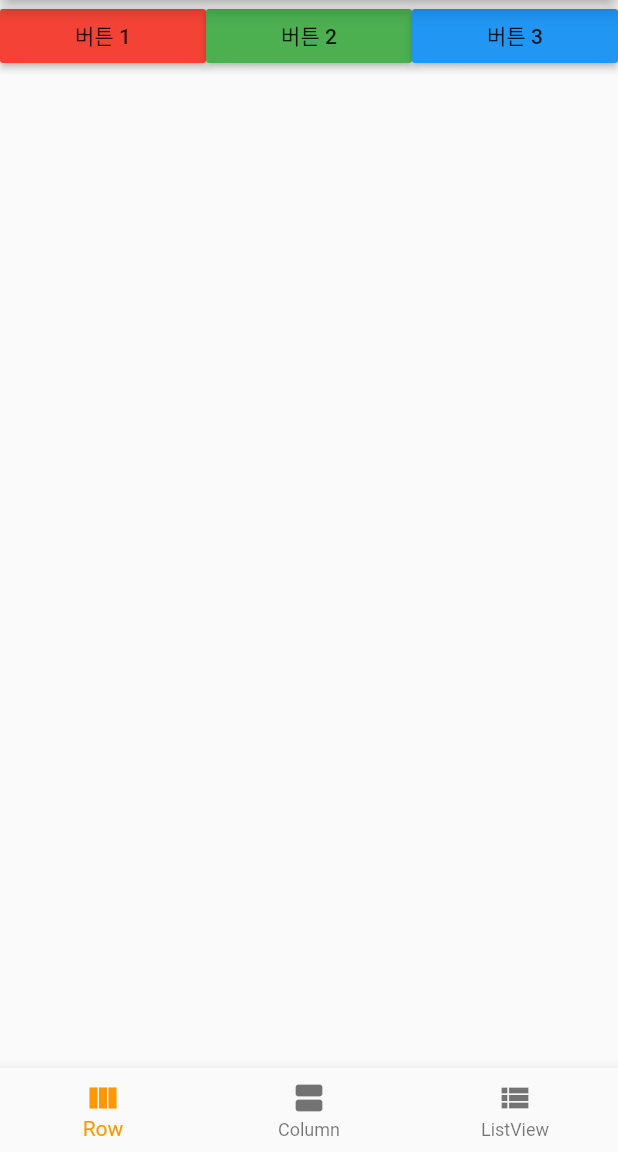
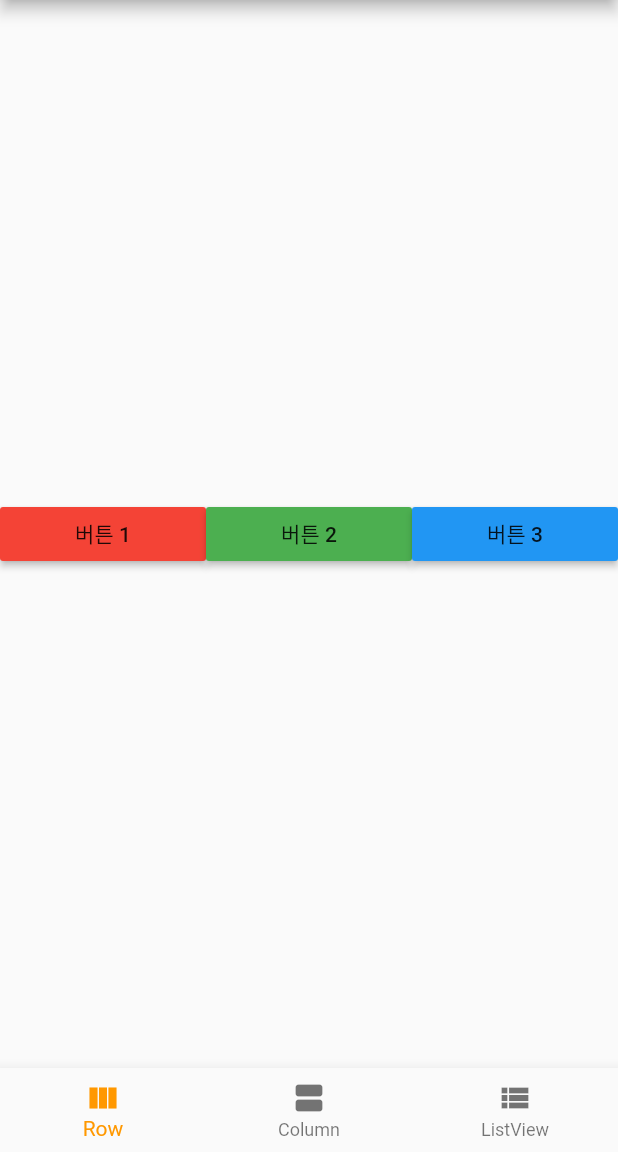
Before and after one commit to OOGEE/Flutter, a Flutter app: the screen it shows after launch, after a tap on "버튼 1", on a phone screen of 412 x 824 dp, the part 84-1236 px from its top. Run offline on Flutter 3.47's test engine with Material 2 defaults, Android fonts, the phone set to English and light mode, and no system bars.

Commit message:
Update flutter_tabbar_bottom_plus

```diff
--- a/flutter_TabBar/flutter_tabbar_bottom_plus/lib/MainPage.dart
+++ b/flutter_TabBar/flutter_tabbar_bottom_plus/lib/MainPage.dart
@@ -1,9 +1,5 @@
 import 'package:flutter/cupertino.dart';
 import 'package:flutter/material.dart';
-
-import './Row_Page.dart';
-import './Column_Page.dart';
-import './ListView_Page.dart';
 
 class MainPage extends StatefulWidget {
   @override
@@ -16,7 +12,33 @@ class Main extends State<MainPage> {
   final TextController = TextEditingController();
   String TextString = "";
 
-  List<Widget> _widgets = <Widget> [Row_Page(), Column_Page(), ListView_Page()];
+  List<Widget> _widgets = <Widget>[
+    Row(
+      children: [
+        Expanded(
+          child: RaisedButton(
+            child: Text("버튼 1"),
+            color: Colors.red,
+            onPressed: () {},
+          ),
+        ),
+        Expanded(
+          child: RaisedButton(
+            child: Text("버튼 2"),
+            color: Colors.green,
+            onPressed: () {},
+          ),
+        ),
+        Expanded(
+          child: RaisedButton(
+            child: Text("버튼 3"),
+            color: Colors.blue,
+            onPressed: () {},
+          ),
+        ),
+      ],
+    ),
+  ];
 
   @override
   Widget build(BuildContext context) {
@@ -25,7 +47,7 @@ class Main extends State<MainPage> {
         title: Text("Bottom TabBar"),
       ),
       body: Center(
-        child: _widgets.elementAt(Index),
+        child: _widgets[0],
       ),
       bottomNavigationBar: BottomNavigationBar(
         items: [
@@ -52,6 +74,111 @@ class Main extends State<MainPage> {
   void _onTap(int index) {
     setState(() {
       Index = index;
+      if (Index == 0) {
+        _widgets = [
+          Row(
+            children: [
+              Expanded(
+                child: RaisedButton(
+                  child: Text("버튼 1"),
+                  color: Colors.red,
+                  onPressed: () {},
+                ),
+              ),
+              Expanded(
+                child: RaisedButton(
+                  child: Text("버튼 2"),
+                  color: Colors.green,
+                  onPressed: () {},
+                ),
+              ),
+              Expanded(
+                child: RaisedButton(
+                  child: Text("버튼 3"),
+                  color: Colors.blue,
+                  onPressed: () {},
+                ),
+              ),
+            ],
+          ),
+        ];
+      }
+      else if (Index == 1) {
+        _widgets = [
+          Column(
+            children: [
+              TextField(
+                controller: TextController,
+              ),
+              RaisedButton(
+                child: Text("버튼"),
+                onPressed: () {
+                  setState(() {
+                    TextString = TextController.text;
+                    _onTap(1);
+                  });
+                },
+              ),
+              Text(TextString),
+            ],
+          ),
+        ];
+      }
+      else if (Index == 2) {
+        _widgets = [
+          ListView(
+            children: [
+              Container(
+                height: 300,
+                child: RaisedButton(
+                  child: Text("버튼 1"),
+                  onPressed: () {},
+                ),
+              ),
+              Container(
+                margin: EdgeInsets.only(top: 10),
+                height: 300,
+                child: RaisedButton(
+                  child: Text("버튼 2"),
+                  onPressed: () {},
+                ),
+              ),
+              Container(
+                margin: EdgeInsets.only(top: 10),
+                height: 300,
+                child: RaisedButton(
+                  child: Text("버튼 3"),
+                  onPressed: () {},
+                ),
+              ),
+              Container(
+                margin: EdgeInsets.only(top: 10),
+                height: 300,
+                child: RaisedButton(
+                  child: Text("버튼 4"),
+                  onPressed: () {},
+                ),
+              ),
+              Container(
+                margin: EdgeInsets.only(top: 10),
+                height: 300,
+                child: RaisedButton(
+                  child: Text("버튼 5"),
+                  onPressed: () {},
+                ),
+              ),
+              Container(
+                margin: EdgeInsets.only(top: 10),
+                height: 300,
+                child: RaisedButton(
+                  child: Text("버튼 6"),
+                  onPressed: () {},
+                ),
+              ),
+            ],
+          ),
+        ];
+      }
     });
   }
 }
--- a/flutter_TabBar/flutter_tabbar_bottom_plus/lib/Row_Page.dart
+++ /dev/null
@@ -1,40 +0,0 @@
-import 'package:flutter/cupertino.dart';
-import 'package:flutter/material.dart';
-
-class Row_Page extends StatefulWidget {
-  @override
-  _Row createState() => _Row();
-}
-
-class _Row extends State<Row_Page>{
-  @override
-  Widget build(BuildContext context) {
-    return Scaffold(
-      body: Row(
-        children: [
-          Expanded(
-            child: RaisedButton(
-              child: Text("버튼 1"),
-              color: Colors.red,
-              onPressed: () {},
-            ),
-          ),
-          Expanded(
-            child: RaisedButton(
-              child: Text("버튼 2"),
-              color: Colors.green,
-              onPressed: () {},
-            ),
-          ),
-          Expanded(
-            child: RaisedButton(
-              child: Text("버튼 3"),
-              color: Colors.blue,
-              onPressed: () {},
-            ),
-          ),
-        ],
-      ),
-    );
-  }
-}
```
Also changed, not shown: flutter_TabBar/flutter_tabbar_bottom_plus/lib/Column_Page.dart (deleted, +0 -34 lines), flutter_TabBar/flutter_tabbar_bottom_plus/lib/ListView_Page.dart (deleted, +0 -66 lines).
